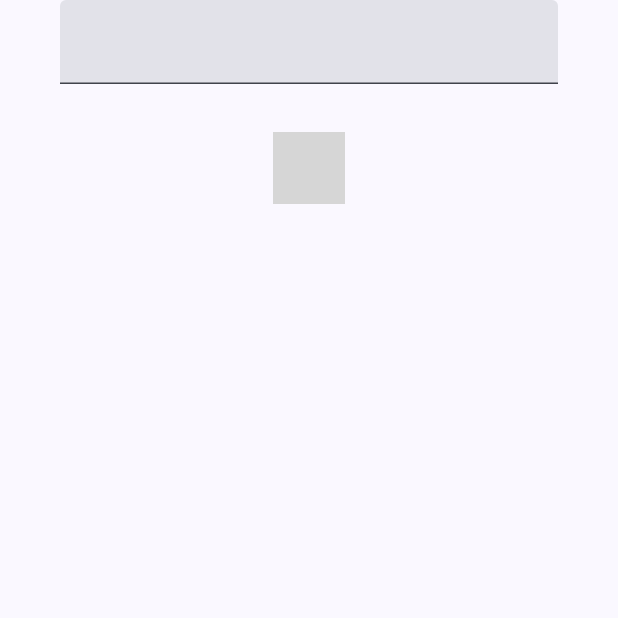
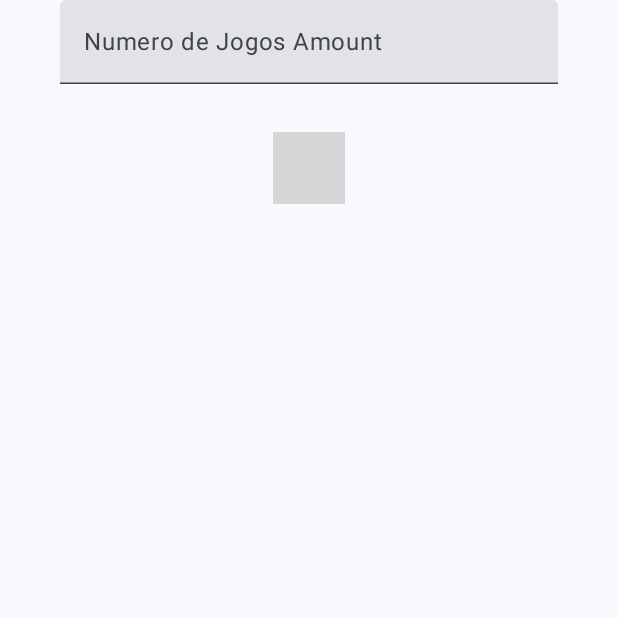
Before and after one commit to Condesso1998/CheckWin_Final, an Android app built with Jetpack Compose: the composable CheckWinLayout shown on its own in the app's theme, on a phone screen of 412 x 824 dp, the top half of it. Run offline under Robolectric (Android 15) with nearby library versions, the phone set to English and light mode, and no system bars; 1 statement that could not run was skipped; grey boxes are pictures that could not be loaded.

Commit message:
modifica a aparencia

```diff
--- a/app/src/main/java/pt/ipg/checkwin_final/MainActivity.kt
+++ b/app/src/main/java/pt/ipg/checkwin_final/MainActivity.kt
@@ -123,6 +123,9 @@ fun EditNumberField(modifier: Modifier = Modifier) {
     TextField(
         value = quantidadeJogos,
         onValueChange = {quantidadeJogos = it },
+        label = {Text(stringResource(R.string.JogosJogados))},
+        singleLine = true,
+        keyboardOptions = KeyboardOptions(keyboardType = KeyboardType.Number),
         modifier = modifier
     )
 }
--- a/app/src/main/res/values/strings.xml
+++ b/app/src/main/res/values/strings.xml
@@ -1,8 +1,9 @@
     <resources>
         <string name="app_name">Check Win</string>
         <string name="calculate_tip">Calculate Tip</string>
-        <string name="bill_amount">Bill Amount</string>
+        <string name="JogosJogados">Numero de Jogos Amount</string>
         <string name="tip_amount">Tip Amount: %s</string>
         <string name="numeroJogos">Numero de Jogos </string>
         <string name="percentagemDerrotas">Percentagem de Derrotas </string>
+
     </resources>
```
